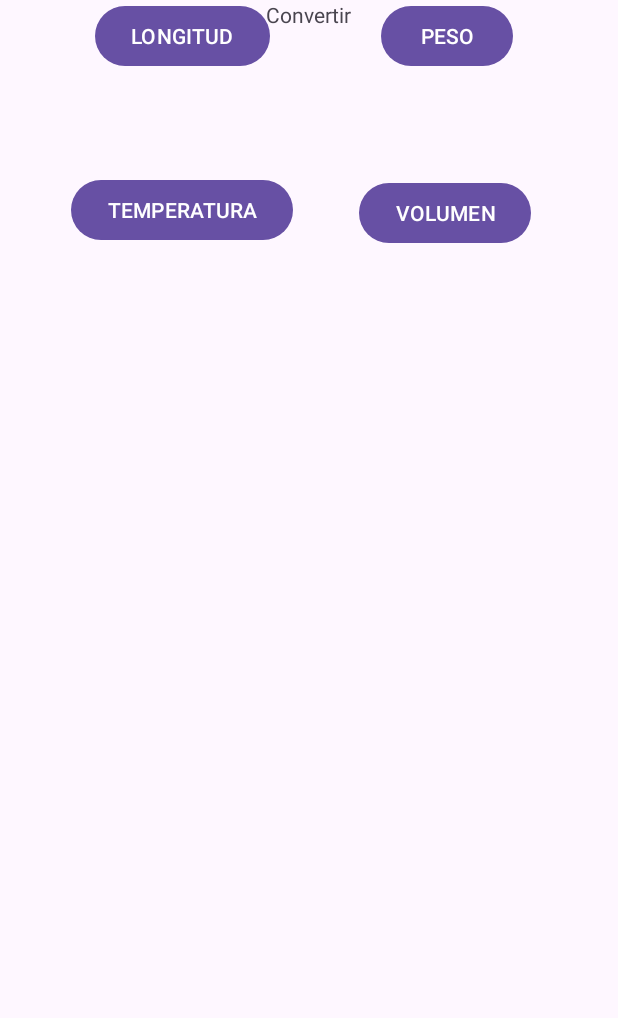
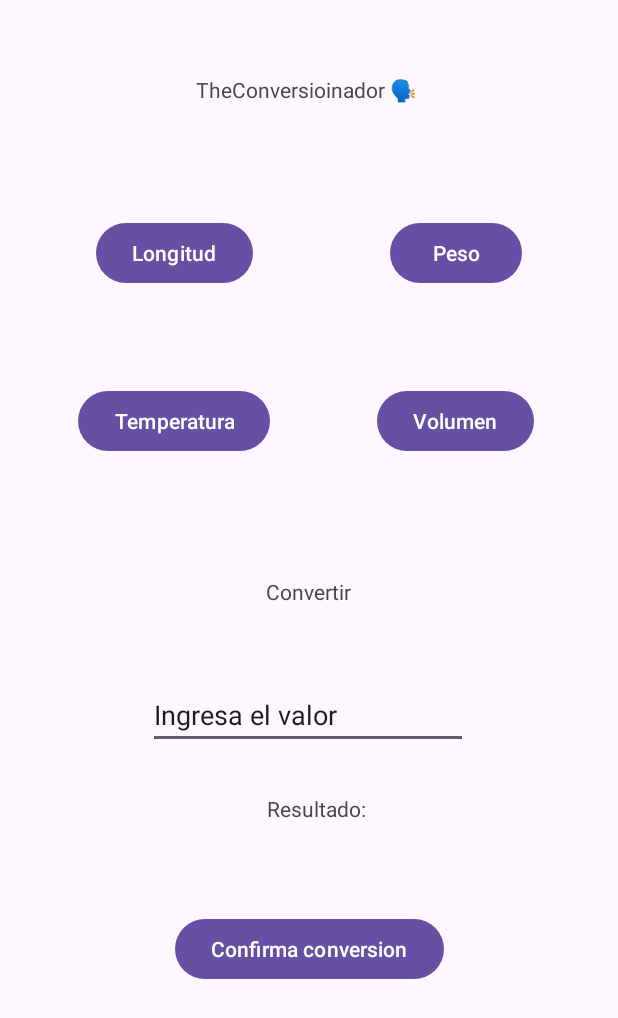
Before and after one commit to Crikz03/AC1-conversor, an Android app: the screen it shows after launch (MainActivity), on a phone screen of 412 x 824 dp. Shown: the top 1018 px of the screen. Run offline under Robolectric (Android 15) with nearby library versions, the phone set to English and light mode, and no system bars.

Commit message:
guardadito antes de regarla jeje

```diff
--- a/Conversor_240005/app/src/main/AndroidManifest.xml
+++ b/Conversor_240005/app/src/main/AndroidManifest.xml
@@ -10,8 +10,7 @@
         android:label="@string/app_name"
         android:roundIcon="@mipmap/ic_launcher_round"
         android:supportsRtl="true"
-        android:theme="@style/Theme.Conversor_240005"
-        tools:targetApi="31">
+        android:theme="@style/Theme.Conversor_240005">
         <activity
             android:name=".MainActivity"
             android:exported="true">
--- a/Conversor_240005/app/src/main/java/com/example/conversor_240005/MainActivity.kt
+++ /dev/null
@@ -1,20 +0,0 @@
-package com.example.conversor_240005
-
-import android.os.Bundle
-import androidx.activity.enableEdgeToEdge
-import androidx.appcompat.app.AppCompatActivity
-import androidx.core.view.ViewCompat
-import androidx.core.view.WindowInsetsCompat
-
-class MainActivity : AppCompatActivity() {
-    override fun onCreate(savedInstanceState: Bundle?) {
-        super.onCreate(savedInstanceState)
-        enableEdgeToEdge()
-        setContentView(R.layout.activity_main)
-        ViewCompat.setOnApplyWindowInsetsListener(findViewById(R.id.main)) { v, insets ->
-            val systemBars = insets.getInsets(WindowInsetsCompat.Type.systemBars())
-            v.setPadding(systemBars.left, systemBars.top, systemBars.right, systemBars.bottom)
-            insets
-        }
-    }
-}
--- /dev/null
+++ b/Conversor_240005/app/src/main/java/elizalde/chris/conversor_240005/MainActivity.kt
@@ -0,0 +1,45 @@
+package elizalde.chris.conversor_240005
+
+import android.os.Bundle
+import android.view.View
+import android.widget.Button
+import android.widget.EditText
+import android.widget.TextView
+import androidx.activity.enableEdgeToEdge
+import androidx.appcompat.app.AppCompatActivity
+import androidx.core.view.ViewCompat
+import androidx.core.view.WindowInsetsCompat
+import org.w3c.dom.Text
+
+class MainActivity : AppCompatActivity() {
+
+    var tipoDeConversion = ""
+    var valor = 0
+    var resultado = 0
+
+    override fun onCreate(savedInstanceState: Bundle?) {
+        super.onCreate(savedInstanceState)
+        enableEdgeToEdge()
+        setContentView(R.layout.activity_main)
+        ViewCompat.setOnApplyWindowInsetsListener(findViewById(R.id.main)) { v, insets ->
+            val systemBars = insets.getInsets(WindowInsetsCompat.Type.systemBars())
+            v.setPadding(systemBars.left, systemBars.top, systemBars.right, systemBars.bottom)
+            insets
+        }
+
+        val buttonTemperatura: Button = findViewById(R.id.buttonTemperatura)
+        val buttonPeso: Button = findViewById(R.id.buttonPeso)
+        val buttonLongitud: Button = findViewById(R.id.buttonLongitud)
+        val buttonVolumen: Button = findViewById(R.id.buttonVolumen)
+        val txtConvertir: TextView = findViewById(R.id.txtConvertir)
+        val edtTxtValor: EditText = findViewById(R.id.edtTxtValor)
+        val txtResultadoConversion: TextView = findViewById(R.id.txtResultadoConversion)
+        val buttonConfirm: Button = findViewById(R.id.confirmConversion)
+
+        buttonTemperatura.setOnClickListener {
+            txtConvertir.setText("Convertir Celcius a Fahrenheit")
+            buttonConfirm.visibility= View.VISIBLE
+        }
+
+    }
+}
--- a/Conversor_240005/app/src/main/res/layout/activity_main.xml
+++ b/Conversor_240005/app/src/main/res/layout/activity_main.xml
@@ -8,53 +8,97 @@
     tools:context=".MainActivity">
 
     <Button
-        android:id="@+id/button5"
+        android:id="@+id/buttonTemperatura"
         android:layout_width="wrap_content"
         android:layout_height="wrap_content"
-        android:layout_marginStart="50dp"
-        android:text="LONGITUD"
-        app:layout_constraintEnd_toStartOf="@+id/button2"
-        app:layout_constraintHorizontal_bias="0.183"
+        android:layout_marginStart="52dp"
+        android:layout_marginTop="64dp"
+        android:text="Temperatura"
         app:layout_constraintStart_toStartOf="parent"
-        tools:layout_editor_absoluteY="64dp" />
+        app:layout_constraintTop_toBottomOf="@+id/buttonLongitud" />
 
     <Button
-        android:id="@+id/button6"
+        android:id="@+id/buttonPeso"
         android:layout_width="wrap_content"
         android:layout_height="wrap_content"
-        android:layout_marginEnd="70dp"
-        android:text="PESO"
+        android:layout_marginTop="75dp"
+        android:layout_marginEnd="64dp"
+        android:text="Peso"
         app:layout_constraintEnd_toEndOf="parent"
-        tools:layout_editor_absoluteY="64dp" />
+        app:layout_constraintTop_toBottomOf="@+id/txtTitulo" />
 
     <Button
-        android:id="@+id/button"
+        android:id="@+id/buttonLongitud"
         android:layout_width="wrap_content"
         android:layout_height="wrap_content"
-        android:layout_marginStart="47dp"
-        android:layout_marginTop="68dp"
-        android:text="TEMPERATURA"
-        app:layout_constraintEnd_toStartOf="@+id/button2"
-        app:layout_constraintHorizontal_bias="0.0"
+        android:layout_marginStart="64dp"
+        android:layout_marginTop="75dp"
+        android:text="Longitud"
         app:layout_constraintStart_toStartOf="parent"
-        app:layout_constraintTop_toBottomOf="@+id/button5" />
+        app:layout_constraintTop_toBottomOf="@+id/txtTitulo" />
 
     <Button
-        android:id="@+id/button2"
+        android:id="@+id/buttonVolumen"
         android:layout_width="wrap_content"
         android:layout_height="wrap_content"
-        android:layout_marginTop="70dp"
-        android:layout_marginEnd="58dp"
-        android:text="VOLUMEN"
+        android:layout_marginTop="64dp"
+        android:layout_marginEnd="56dp"
+        android:text="Volumen"
         app:layout_constraintEnd_toEndOf="parent"
-        app:layout_constraintTop_toBottomOf="@+id/button6" />
+        app:layout_constraintTop_toBottomOf="@+id/buttonPeso" />
 
     <TextView
-        android:id="@+id/textView3"
+        android:id="@+id/txtConvertir"
         android:layout_width="wrap_content"
         android:layout_height="wrap_content"
+        android:layout_marginTop="80dp"
         android:text="Convertir"
         app:layout_constraintEnd_toEndOf="parent"
         app:layout_constraintStart_toStartOf="parent"
-        tools:layout_editor_absoluteY="267dp" />
+        app:layout_constraintTop_toBottomOf="@+id/buttonTemperatura" />
+
+    <TextView
+        android:id="@+id/txtTitulo"
+        android:layout_width="wrap_content"
+        android:layout_height="wrap_content"
+        android:layout_marginTop="50dp"
+        android:text="TheConversioinador 🗣️ "
+        app:layout_constraintEnd_toEndOf="parent"
+        app:layout_constraintStart_toStartOf="parent"
+        app:layout_constraintTop_toTopOf="parent" />
+
+    <EditText
+        android:id="@+id/edtTxtValor"
+        android:layout_width="wrap_content"
+        android:layout_height="wrap_content"
+        android:layout_marginTop="50dp"
+        android:ems="10"
+        android:inputType="text"
+        android:text="Ingresa el valor"
+        app:layout_constraintEnd_toEndOf="parent"
+        app:layout_constraintHorizontal_bias="0.497"
+        app:layout_constraintStart_toStartOf="parent"
+        app:layout_constraintTop_toBottomOf="@+id/txtConvertir" />
+
+    <TextView
+        android:id="@+id/txtResultadoConversion"
+        android:layout_width="wrap_content"
+        android:layout_height="wrap_content"
+        android:layout_marginTop="30dp"
+        android:text="Resultado: "
+        app:layout_constraintEnd_toEndOf="parent"
+        app:layout_constraintHorizontal_bias="0.519"
+        app:layout_constraintStart_toStartOf="parent"
+        app:layout_constraintTop_toBottomOf="@+id/edtTxtValor" />
+
+    <Button
+        android:id="@+id/confirmConversion"
+        android:layout_width="wrap_content"
+        android:layout_height="wrap_content"
+        android:layout_marginTop="60dp"
+        android:text="Confirma conversion"
+        android:visibility="visible"
+        app:layout_constraintEnd_toEndOf="parent"
+        app:layout_constraintStart_toStartOf="parent"
+        app:layout_constraintTop_toBottomOf="@+id/txtResultadoConversion" />
 </androidx.constraintlayout.widget.ConstraintLayout>
--- a/Conversor_240005/app/src/main/res/xml/backup_rules.xml
+++ b/Conversor_240005/app/src/main/res/xml/backup_rules.xml
@@ -2,7 +2,7 @@
    Sample backup rules file; uncomment and customize as necessary.
    See https://developer.android.com/guide/topics/data/autobackup
    for details.
-   Note: This file is ignored for devices older that API 31
+   Note: This file is ignored for devices older than API 31
    See https://developer.android.com/about/versions/12/backup-restore
 -->
 <full-backup-content>
```
Also changed, not shown: Conversor_240005/app/build.gradle.kts (+4 -4 lines), Conversor_240005/gradle/libs.versions.toml (+9 -9 lines), Conversor_240005/gradle/wrapper/gradle-wrapper.properties, 7 other files.
